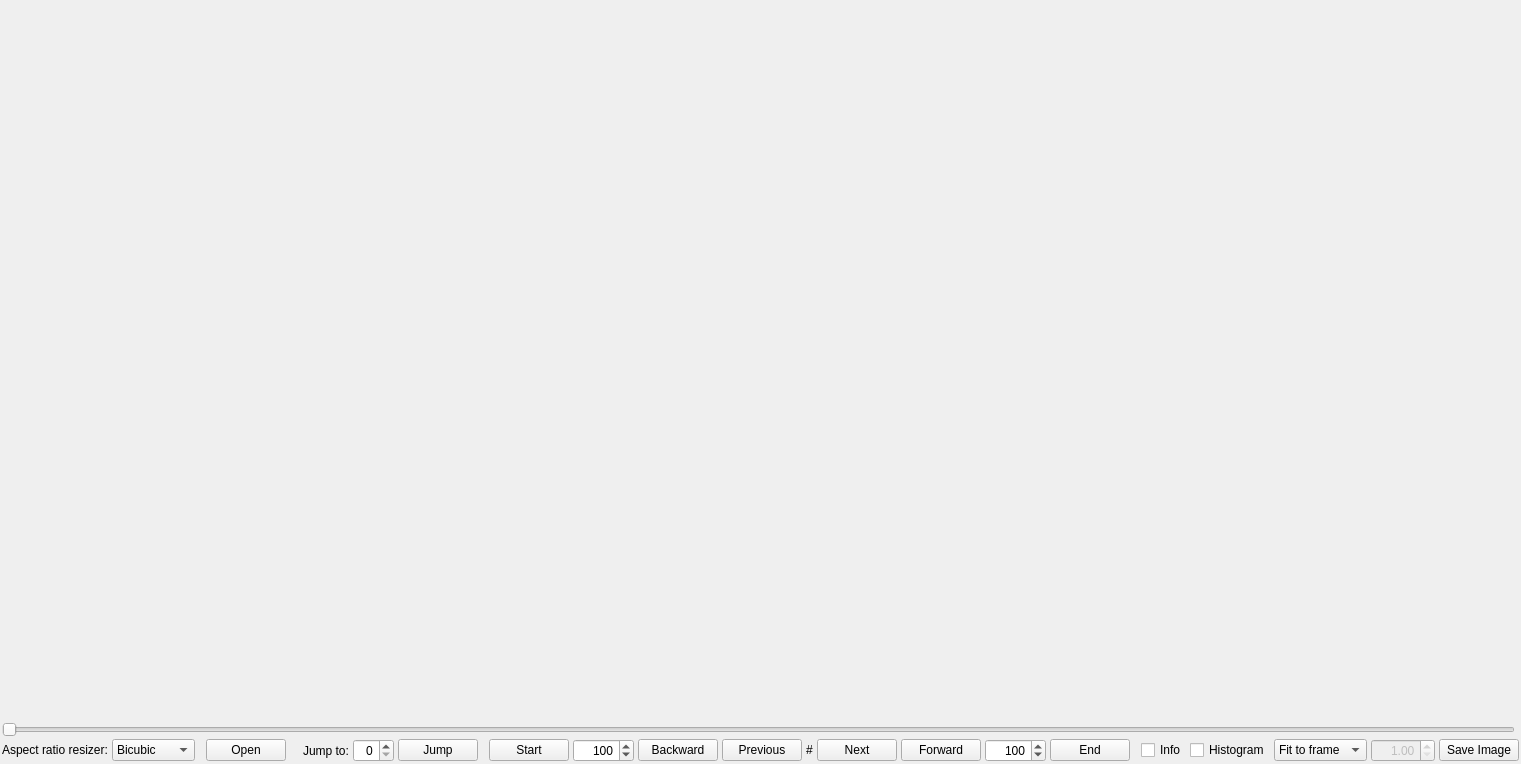
Old version of the form viewer.ui in the repository Selur/avsViewer.
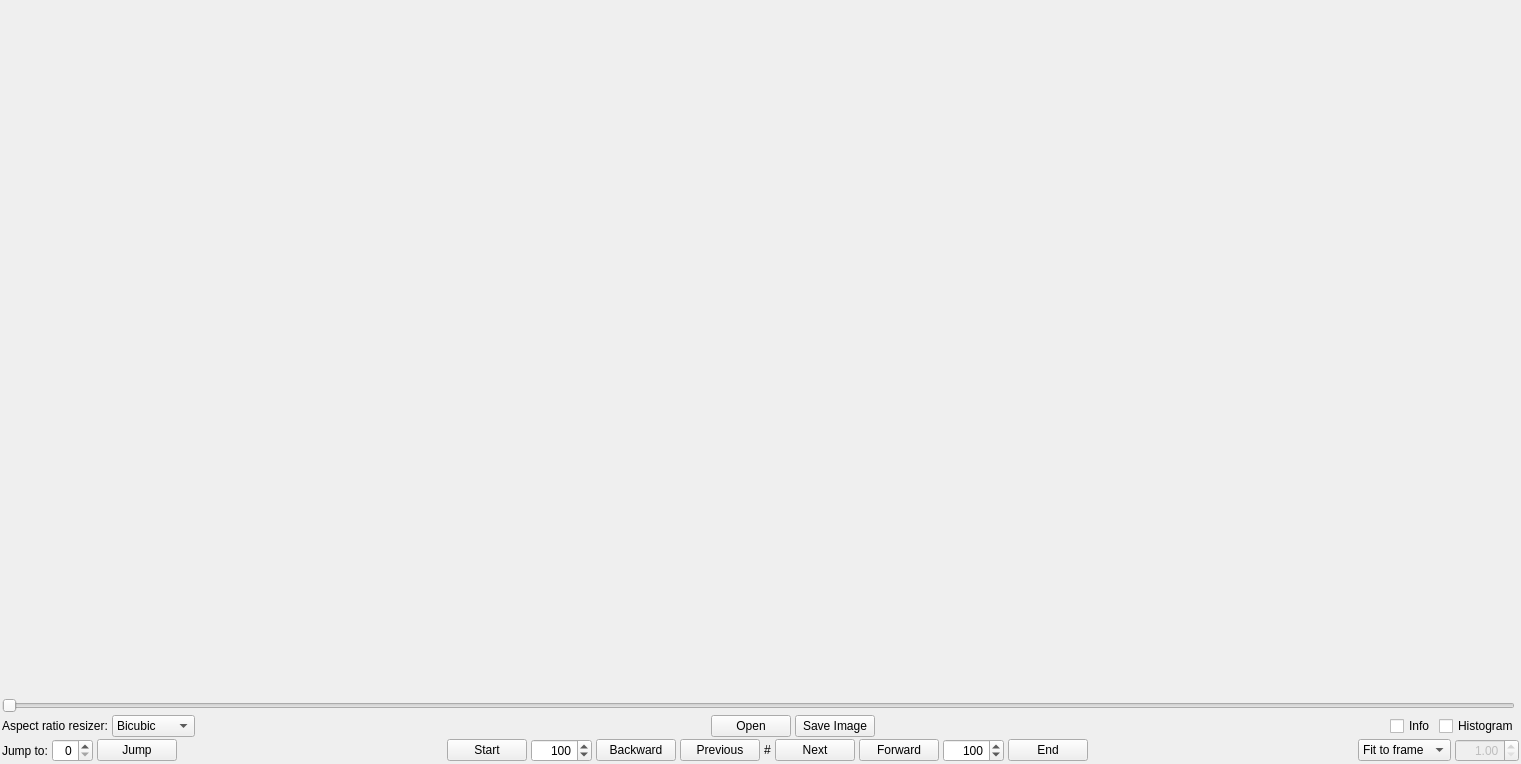
New version of the form. Custom widgets are drawn as their Qt base class.

Commit message: cosmetics: snap to image

The edit to the form file:
```diff
--- a/viewer.ui
+++ b/viewer.ui
@@ -184,6 +184,22 @@
        </property>
       </widget>
      </item>
+     <item>
+      <widget class="QPushButton" name="saveImagePushButton">
+       <property name="sizePolicy">
+        <sizepolicy hsizetype="Fixed" vsizetype="Fixed">
+         <horstretch>0</horstretch>
+         <verstretch>0</verstretch>
+        </sizepolicy>
+       </property>
+       <property name="toolTip">
+        <string>Save current view as a picture</string>
+       </property>
+       <property name="text">
+        <string>Save Image</string>
+       </property>
+      </widget>
+     </item>
      <item>
       <spacer name="horizontalSpacer">
        <property name="orientation">
@@ -198,6 +214,53 @@
       </spacer>
      </item>
      <item>
+      <widget class="QCheckBox" name="infoCheckBox">
+       <property name="sizePolicy">
+        <sizepolicy hsizetype="Fixed" vsizetype="Fixed">
+         <horstretch>0</horstretch>
+         <verstretch>0</verstretch>
+        </sizepolicy>
+       </property>
+       <property name="toolTip">
+        <string>see additional informations provided by FFInfo
+- Frame Number
+- Picture Type of input stream
+- CFR/VFR Time</string>
+       </property>
+       <property name="text">
+        <string>Info</string>
+       </property>
+      </widget>
+     </item>
+     <item>
+      <widget class="QCheckBox" name="histogramCheckBox">
+       <property name="sizePolicy">
+        <sizepolicy hsizetype="Fixed" vsizetype="Fixed">
+         <horstretch>0</horstretch>
+         <verstretch>0</verstretch>
+        </sizepolicy>
+       </property>
+       <property name="toolTip">
+        <string>&lt;!DOCTYPE HTML PUBLIC &quot;-//W3C//DTD HTML 4.0//EN&quot; &quot;http://www.w3.org/TR/REC-html40/strict.dtd&quot;&gt;
+&lt;html&gt;&lt;head&gt;&lt;meta name=&quot;qrichtext&quot; content=&quot;1&quot; /&gt;&lt;style type=&quot;text/css&quot;&gt;
+p, li { white-space: pre-wrap; }
+&lt;/style&gt;&lt;/head&gt;&lt;body style=&quot; font-family:'MS Shell Dlg 2'; font-size:8.25pt; font-weight:400; font-style:normal;&quot;&gt;
+&lt;p style=&quot; margin-top:12px; margin-bottom:12px; margin-left:0px; margin-right:0px; -qt-block-indent:0; text-indent:0px;&quot;&gt;This mode will display three level-graphs on the right side of the video frame (which are called Histograms). This will show the distribution of the Y, U and V components in the current frame. &lt;/p&gt;
+&lt;p style=&quot; margin-top:12px; margin-bottom:12px; margin-left:0px; margin-right:0px; -qt-block-indent:0; text-indent:0px;&quot;&gt;The top graph displays the luma (Y) distribution of the frame, where the left side represents Y = 0 and the right side represents Y = 255. The valid CCIR601 range has been indicated by a slightly different color and Y = 128 has been marked with a dotted line. The vertical axis shows the number of pixels for a given luma (Y) value. The middle graph displays the U component, and the bottom graph displays the V component. &lt;/p&gt;&lt;/body&gt;&lt;/html&gt;</string>
+       </property>
+       <property name="text">
+        <string>Histogram</string>
+       </property>
+      </widget>
+     </item>
+    </layout>
+   </item>
+   <item row="4" column="0" colspan="2">
+    <layout class="QHBoxLayout" name="horizontalLayout_2">
+     <property name="spacing">
+      <number>4</number>
+     </property>
+     <item>
       <widget class="QLabel" name="label">
        <property name="toolTip">
         <string>&lt;html&gt;&lt;head/&gt;&lt;body&gt;&lt;p&gt;Jump to a specific frame.&lt;/p&gt;&lt;/body&gt;&lt;/html&gt;</string>
@@ -400,46 +463,6 @@
        </property>
       </spacer>
      </item>
-     <item>
-      <widget class="QCheckBox" name="infoCheckBox">
-       <property name="sizePolicy">
-        <sizepolicy hsizetype="Fixed" vsizetype="Fixed">
-         <horstretch>0</horstretch>
-         <verstretch>0</verstretch>
-        </sizepolicy>
-       </property>
-       <property name="toolTip">
-        <string>see additional informations provided by FFInfo
-- Frame Number
-- Picture Type of input stream
-- CFR/VFR Time</string>
-       </property>
-       <property name="text">
-        <string>Info</string>
-       </property>
-      </widget>
-     </item>
-     <item>
-      <widget class="QCheckBox" name="histogramCheckBox">
-       <property name="sizePolicy">
-        <sizepolicy hsizetype="Fixed" vsizetype="Fixed">
-         <horstretch>0</horstretch>
-         <verstretch>0</verstretch>
-        </sizepolicy>
-       </property>
-       <property name="toolTip">
-        <string>&lt;!DOCTYPE HTML PUBLIC &quot;-//W3C//DTD HTML 4.0//EN&quot; &quot;http://www.w3.org/TR/REC-html40/strict.dtd&quot;&gt;
-&lt;html&gt;&lt;head&gt;&lt;meta name=&quot;qrichtext&quot; content=&quot;1&quot; /&gt;&lt;style type=&quot;text/css&quot;&gt;
-p, li { white-space: pre-wrap; }
-&lt;/style&gt;&lt;/head&gt;&lt;body style=&quot; font-family:'MS Shell Dlg 2'; font-size:8.25pt; font-weight:400; font-style:normal;&quot;&gt;
-&lt;p style=&quot; margin-top:12px; margin-bottom:12px; margin-left:0px; margin-right:0px; -qt-block-indent:0; text-indent:0px;&quot;&gt;This mode will display three level-graphs on the right side of the video frame (which are called Histograms). This will show the distribution of the Y, U and V components in the current frame. &lt;/p&gt;
-&lt;p style=&quot; margin-top:12px; margin-bottom:12px; margin-left:0px; margin-right:0px; -qt-block-indent:0; text-indent:0px;&quot;&gt;The top graph displays the luma (Y) distribution of the frame, where the left side represents Y = 0 and the right side represents Y = 255. The valid CCIR601 range has been indicated by a slightly different color and Y = 128 has been marked with a dotted line. The vertical axis shows the number of pixels for a given luma (Y) value. The middle graph displays the U component, and the bottom graph displays the V component. &lt;/p&gt;&lt;/body&gt;&lt;/html&gt;</string>
-       </property>
-       <property name="text">
-        <string>Histogram</string>
-       </property>
-      </widget>
-     </item>
      <item>
       <widget class="QComboBox" name="zoomHandlingComboBox">
        <property name="sizePolicy">
@@ -490,22 +513,6 @@
        </property>
       </widget>
      </item>
-     <item>
-      <widget class="QPushButton" name="saveImagePushButton">
-       <property name="sizePolicy">
-        <sizepolicy hsizetype="Fixed" vsizetype="Fixed">
-         <horstretch>0</horstretch>
-         <verstretch>0</verstretch>
-        </sizepolicy>
-       </property>
-       <property name="toolTip">
-        <string>Save current view as a picture</string>
-       </property>
-       <property name="text">
-        <string>Save Image</string>
-       </property>
-      </widget>
-     </item>
     </layout>
    </item>
    <item row="2" column="0">
```
The commit also changes 2 other files.
